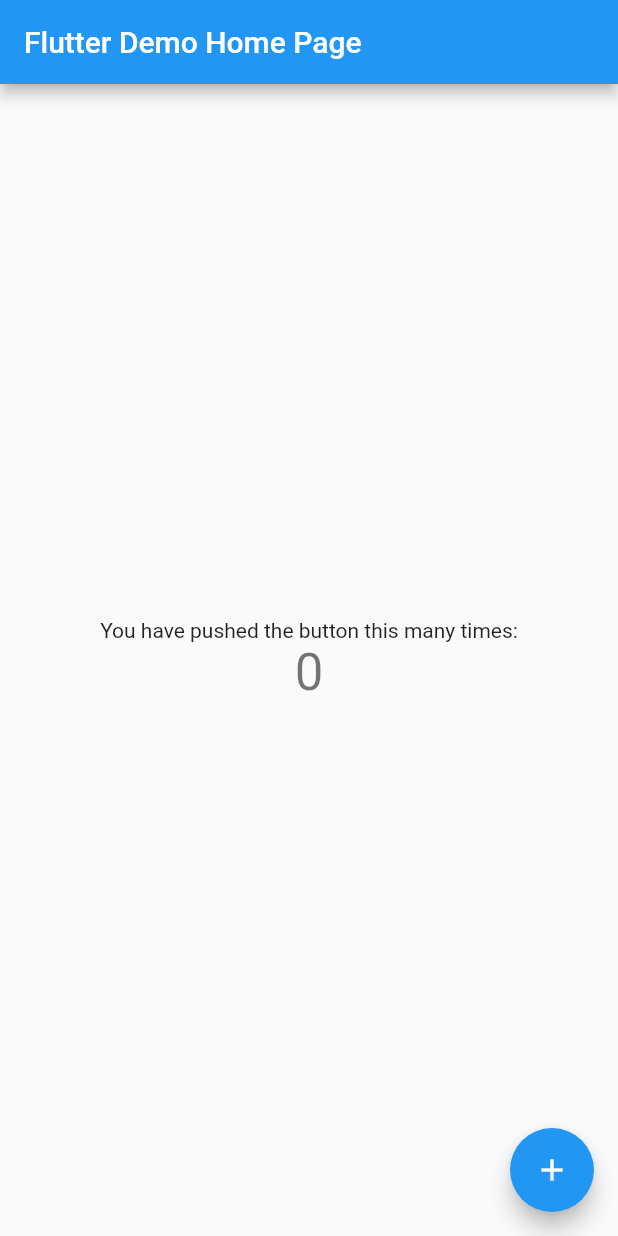
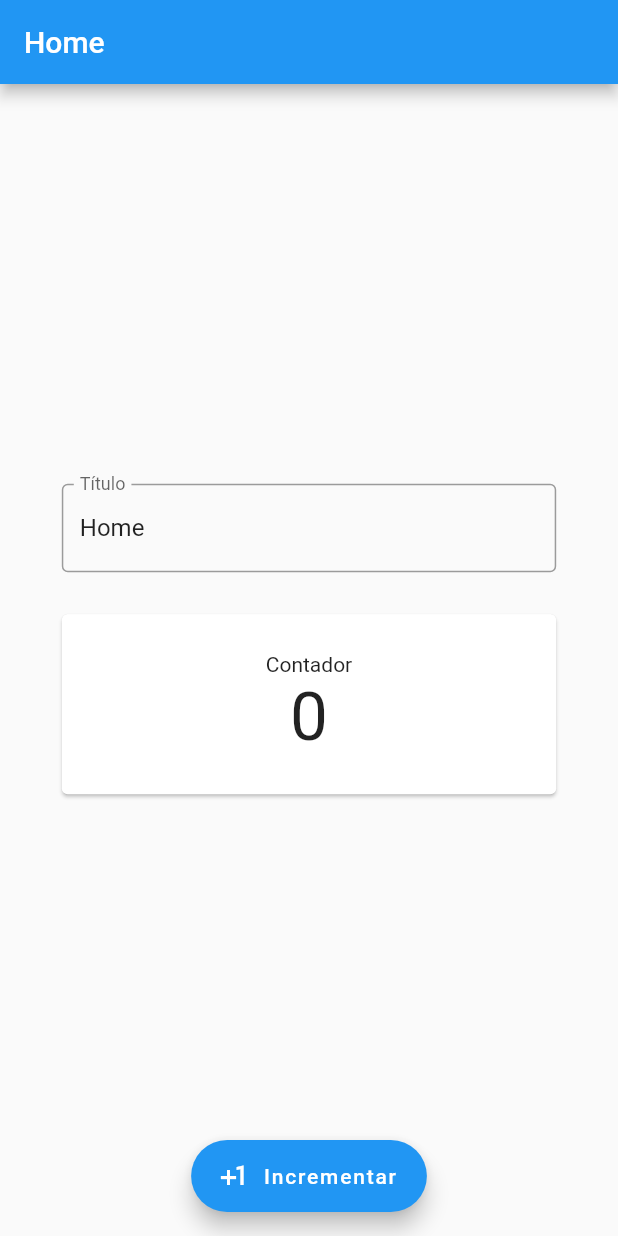
Before and after one commit to LeSales/Fluttter-E2E-tests, a Flutter app: the screen it shows after launch, on a phone screen of 412 x 824 dp. Run offline on Flutter 3.47's test engine with Material 2 defaults, Android fonts, the phone set to English and light mode, and no system bars.

Commit message:
finish layout for test

```diff
--- /dev/null
+++ b/lib/app.dart
@@ -0,0 +1,16 @@
+import 'package:flutter/material.dart';
+
+import 'screens/home/home_screen.dart';
+
+class App extends StatelessWidget {
+  const App({Key? key}) : super(key: key);
+
+  @override
+  Widget build(BuildContext context) {
+    return MaterialApp(
+      debugShowCheckedModeBanner: false,
+      title: 'Teste de Integração',
+      home: HomeScreen(),
+    );
+  }
+}
--- a/lib/main.dart
+++ b/lib/main.dart
@@ -1,115 +1,6 @@
+import 'package:e2e_tests/app.dart';
 import 'package:flutter/material.dart';
 
 void main() {
-  runApp(const MyApp());
+  runApp(const App());
 }
-
-class MyApp extends StatelessWidget {
-  const MyApp({Key? key}) : super(key: key);
-
-  // This widget is the root of your application.
-  @override
-  Widget build(BuildContext context) {
-    return MaterialApp(
-      title: 'Flutter Demo',
-      theme: ThemeData(
-        // This is the theme of your application.
-        //
-        // Try running your application with "flutter run". You'll see the
-        // application has a blue toolbar. Then, without quitting the app, try
-        // changing the primarySwatch below to Colors.green and then invoke
-        // "hot reload" (press "r" in the console where you ran "flutter run",
-        // or simply save your changes to "hot reload" in a Flutter IDE).
-        // Notice that the counter didn't reset back to zero; the application
-        // is not restarted.
-        primarySwatch: Colors.blue,
-      ),
-      home: const MyHomePage(title: 'Flutter Demo Home Page'),
-    );
-  }
-}
-
-class MyHomePage extends StatefulWidget {
-  const MyHomePage({Key? key, required this.title}) : super(key: key);
-
-  // This widget is the home page of your application. It is stateful, meaning
-  // that it has a State object (defined below) that contains fields that affect
-  // how it looks.
-
-  // This class is the configuration for the state. It holds the values (in this
-  // case the title) provided by the parent (in this case the App widget) and
-  // used by the build method of the State. Fields in a Widget subclass are
-  // always marked "final".
-
-  final String title;
-
-  @override
-  State<MyHomePage> createState() => _MyHomePageState();
-}
-
-class _MyHomePageState extends State<MyHomePage> {
-  int _counter = 0;
-
-  void _incrementCounter() {
-    setState(() {
-      // This call to setState tells the Flutter framework that something has
-      // changed in this State, which causes it to rerun the build method below
-      // so that the display can reflect the updated values. If we changed
-      // _counter without calling setState(), then the build method would not be
-      // called again, and so nothing would appear to happen.
-      _counter++;
-    });
-  }
-
-  @override
-  Widget build(BuildContext context) {
-    // This method is rerun every time setState is called, for instance as done
-    // by the _incrementCounter method above.
-    //
-    // The Flutter framework has been optimized to make rerunning build methods
-    // fast, so that you can just rebuild anything that needs updating rather
-    // than having to individually change instances of widgets.
-    return Scaffold(
-      appBar: AppBar(
-        // Here we take the value from the MyHomePage object that was created by
-        // the App.build method, and use it to set our appbar title.
-        title: Text(widget.title),
-      ),
-      body: Center(
-        // Center is a layout widget. It takes a single child and positions it
-        // in the middle of the parent.
-        child: Column(
-          // Column is also a layout widget. It takes a list of children and
-          // arranges them vertically. By default, it sizes itself to fit its
-          // children horizontally, and tries to be as tall as its parent.
-          //
-          // Invoke "debug painting" (press "p" in the console, choose the
-          // "Toggle Debug Paint" action from the Flutter Inspector in Android
-          // Studio, or the "Toggle Debug Paint" command in Visual Studio Code)
-          // to see the wireframe for each widget.
-          //
-          // Column has various properties to control how it sizes itself and
-          // how it positions its children. Here we use mainAxisAlignment to
-          // center the children vertically; the main axis here is the vertical
-          // axis because Columns are vertical (the cross axis would be
-          // horizontal).
-          mainAxisAlignment: MainAxisAlignment.center,
-          children: <Widget>[
-            const Text(
-              'You have pushed the button this many times:',
-            ),
-            Text(
-              '$_counter',
-              style: Theme.of(context).textTheme.headline4,
-            ),
-          ],
-        ),
-      ),
-      floatingActionButton: FloatingActionButton(
-        onPressed: _incrementCounter,
-        tooltip: 'Increment',
-        child: const Icon(Icons.add),
-      ), // This trailing comma makes auto-formatting nicer for build methods.
-    );
-  }
-}
--- /dev/null
+++ b/lib/screens/home/home_controller.dart
@@ -0,0 +1,6 @@
+import 'package:flutter/cupertino.dart';
+
+class HomeController {
+  final ValueNotifier<int> counter = ValueNotifier<int>(0);
+  final ValueNotifier<String> title = ValueNotifier<String>('Home');
+}
--- a/lib/screens/home/home_screen.dart
+++ b/lib/screens/home/home_screen.dart
@@ -0,0 +1,51 @@
+import 'package:e2e_tests/screens/home/home_controller.dart';
+import 'package:e2e_tests/widgets/card_counter_widget.dart';
+import 'package:flutter/material.dart';
+
+class HomeScreen extends StatelessWidget {
+  final HomeController controller = HomeController();
+  HomeScreen({Key? key}) : super(key: key);
+
+  @override
+  Widget build(BuildContext context) {
+    return Scaffold(
+      appBar: AppBar(
+        title: ValueListenableBuilder(
+            valueListenable: controller.title,
+            builder: (context, String title, _) => Text(
+                  title,
+                  key: const Key('title'),
+                )),
+      ),
+      body: FractionallySizedBox(
+        widthFactor: 1,
+        child: Column(
+          mainAxisAlignment: MainAxisAlignment.center,
+          children: [
+            FractionallySizedBox(
+              widthFactor: 0.8,
+              child: TextFormField(
+                key: const Key('titleInput'),
+                initialValue: controller.title.value,
+                onChanged: (value) => controller.title.value = value,
+                decoration: const InputDecoration(
+                  border: OutlineInputBorder(),
+                  label: Text('Título'),
+                ),
+              ),
+            ),
+            CardCounter(
+              counter: controller.counter,
+            )
+          ],
+        ),
+      ),
+      floatingActionButtonLocation: FloatingActionButtonLocation.centerFloat,
+      floatingActionButton: FloatingActionButton.extended(
+        onPressed: () => controller.counter.value++,
+        label: const Text('Incrementar'),
+        icon: const Icon(Icons.plus_one),
+      ),
+    );
+  }
+}
--- /dev/null
+++ b/lib/widgets/card_counter_widget.dart
@@ -0,0 +1,33 @@
+import 'package:flutter/material.dart';
+
+class CardCounter extends StatelessWidget {
+  final ValueNotifier<int> counter;
+
+  const CardCounter({Key? key, required this.counter}) : super(key: key);
+
+  @override
+  Widget build(BuildContext context) {
+    return Padding(
+      padding: const EdgeInsets.symmetric(vertical: 24),
+      child: Card(
+        child: SizedBox(
+          width: MediaQuery.of(context).size.width * 0.8,
+          height: 120,
+          child: Column(
+            mainAxisAlignment: MainAxisAlignment.center,
+            children: [
+              const Text('Contador'),
+              ValueListenableBuilder(
+                valueListenable: counter,
+                builder: (context, int counter, _) => Text(
+                  counter.toString(),
+                  style: const TextStyle(fontSize: 45),
+                ),
+              )
+            ],
+          ),
+        ),
+      ),
+    );
+  }
+}
```
Also changed, not shown: 1 other file.
